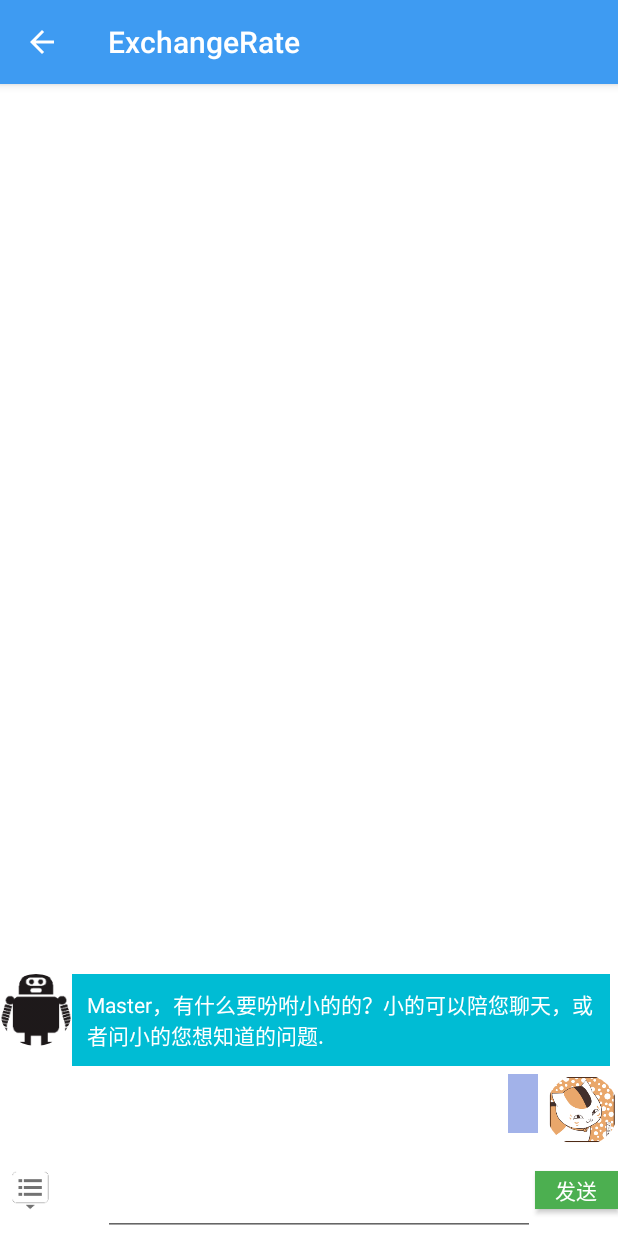
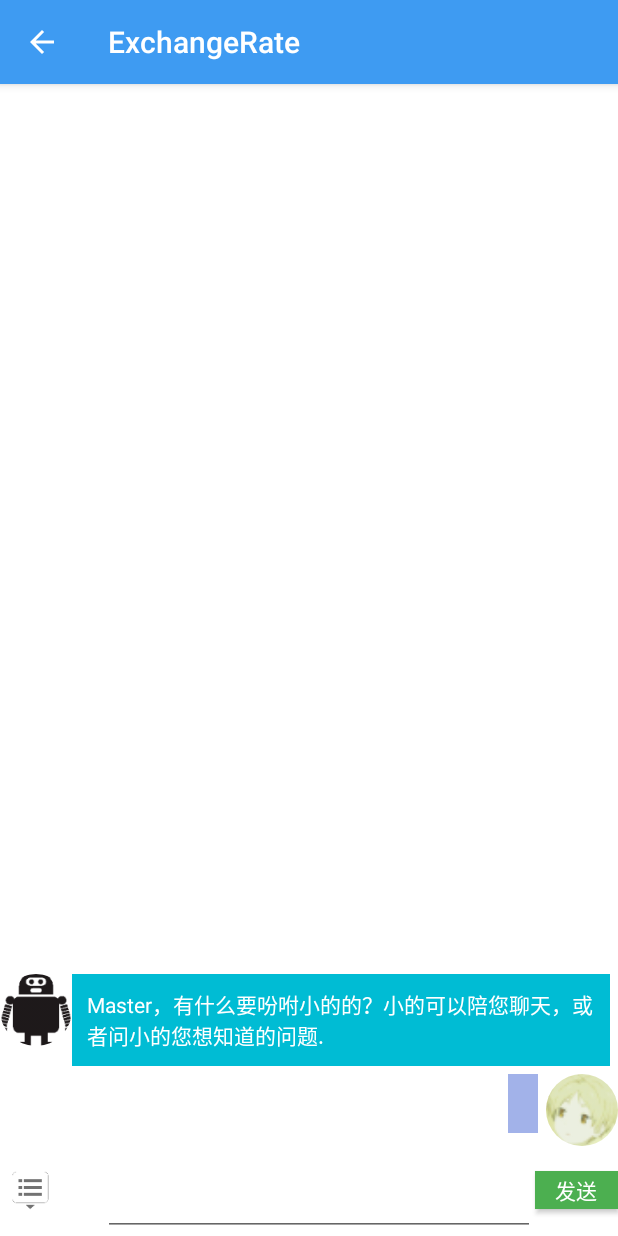
Before and after one commit to DangerDarker/ExchangeRate, an Android app: the RobotMain screen opened directly, with no data from a screen before it, after a tap on "发送", on a phone screen of 412 x 824 dp. Run offline under Robolectric (Android 15) with nearby library versions, the phone set to English and light mode, and no system bars; libraries missing offline, so code that uses them is left out: com.alibaba.fastjson, com.pkmmte.view; plain views replace CircularImageView; 8 statements that could not run were skipped.

Commit message:
fix codes

```diff
--- a/app/src/main/java/com/mt/chatrobot/CardActivity.java
+++ b/app/src/main/java/com/mt/chatrobot/CardActivity.java
@@ -57,7 +57,7 @@ public class CardActivity extends AppCompatActivity {
     }
 
     public void setRecyclerView() {
-        recyclerView = (RecyclerView) findViewById(R.id.display_recycler);
+        recyclerView =  findViewById(R.id.display_recycler);
         recyclerView.setHasFixedSize(true);
         mLayoutManager = new LinearLayoutManager(this);
         recyclerView.setLayoutManager(mLayoutManager);
--- a/app/src/main/java/com/mt/chatrobot/RobotMain.java
+++ b/app/src/main/java/com/mt/chatrobot/RobotMain.java
@@ -62,11 +62,9 @@ public class RobotMain extends AppCompatActivity {
     private LinearLayoutManager mLayoutManager;
     private ConversationAdapter mAdapter;
     private List<Map<String, Object>> conversationDisplay = new ArrayList<>();
-    //private NavigationView navigationView;
     private LinearLayout linearLayout;
     private EditText editText;
     private Button sendButton;
-  //  private DrawerLayout drawerLayout;
     private Handler handler1 = new Handler() {
         @Override
         public void handleMessage(android.os.Message msg) {
@@ -90,38 +88,13 @@ public class RobotMain extends AppCompatActivity {
         if (!Plugin.isNetworkAvailable(getApplicationContext())) {
             setNetworkMethod(this);
         }
-     //   navigationView = findViewById(R.id.nav_view_robot);
-       // drawerLayout = findViewById(R.id.robot_drawer);
-//        navigationView.setNavigationItemSelectedListener(new NavigationView.OnNavigationItemSelectedListener(){
-//            @Override
-//            public boolean onNavigationItemSelected(@NonNull MenuItem item) {
-//
-//                if(getString(R.string.waihui).equals(item.getTitle())){
-//
-//                }else if(getString(R.string.rate_query).equals(item.getTitle())){
-//                  //  item.isChecked();
-//                    Intent intent = new Intent(RobotMain.this , MainActivity.class);
-//                    startActivity(intent);
-//                }else{  //rate query
-//
-//                }
-//                drawerLayout.closeDrawers();
-//                return true ;
-//            }
-//        });
     }
 
-    @Override
-    public boolean onCreateOptionsMenu(Menu menu) {
-      //  getMenuInflater().inflate(R.menu.menu_main, menu);
-        return true;
-    }
 
     @Override
     public boolean onOptionsItemSelected(MenuItem item) {
         int id = item.getItemId();
         if(id == android.R.id.home)
-            //drawerLayout.openDrawer(GravityCompat.START);
             finish();
 
         return super.onOptionsItemSelected(item);
@@ -335,7 +308,7 @@ public class RobotMain extends AppCompatActivity {
         conversationMap.put("isHtml", isHtml);
         conversationMap.put("date", "");
         if (isRobot) {
-            conversationMap.put("avatar", R.mipmap.cat2);
+            conversationMap.put("avatar", R.mipmap.robot);
         } else {
             conversationMap.put("avatar", R.mipmap.xiamu01);
         }
--- a/app/src/main/java/com/mt/chatrobot/WebViewActivity.java
+++ b/app/src/main/java/com/mt/chatrobot/WebViewActivity.java
@@ -38,7 +38,7 @@ public class WebViewActivity extends AppCompatActivity {
     }
 
     public void setWebView() {
-        webView = (WebView) findViewById(R.id.webView);
+        webView = findViewById(R.id.webView);
         Intent intent = getIntent();
         String html = intent.getStringExtra("html");
         webView.loadDataWithBaseURL(null, html, "text/html", "utf-8", null);
--- a/app/src/main/java/com/mt/exchangerate/AcquireCurrency.java
+++ b/app/src/main/java/com/mt/exchangerate/AcquireCurrency.java
@@ -27,7 +27,6 @@ public class AcquireCurrency implements  Iterable{
         try{
             int result = ob.getInt(Config.RESULT_CODE);
             if(result == 0){
-                //JSONArray array = ob.getJSONArray("result");
                 Iterator<CurrencyBuddy> it = iterator();
                 if(it != null){
                     while(it.hasNext()){
--- a/app/src/main/res/layout/activity_robot_mian.xml
+++ b/app/src/main/res/layout/activity_robot_mian.xml
@@ -1,4 +1,4 @@
-<android.support.v4.widget.DrawerLayout xmlns:android="http://schemas.android.com/apk/res/android"
+<LinearLayout xmlns:android="http://schemas.android.com/apk/res/android"
     android:id="@+id/robot_drawer"
     xmlns:tools="http://schemas.android.com/tools"
     android:layout_width="match_parent"
@@ -47,12 +47,5 @@
 
     </android.support.design.widget.CoordinatorLayout>
 
-    <!--<android.support.design.widget.NavigationView-->
-        <!--android:id="@+id/nav_view_robot"-->
-        <!--android:layout_width="match_parent"-->
-        <!--android:layout_height="match_parent"-->
-        <!--app:menu="@menu/nav_menu_robot"-->
-        <!--android:layout_gravity="start"/>-->
 
-
-</android.support.v4.widget.DrawerLayout>
+</LinearLayout>
--- a/app/src/main/res/layout/item_conversation.xml
+++ b/app/src/main/res/layout/item_conversation.xml
@@ -67,7 +67,7 @@
             android:id="@+id/right_profile_image"
             android:layout_width="48dp"
             android:layout_height="48dp"
-            android:src="@mipmap/cat2"
+            android:src="@mipmap/xiamu01"
             app:border_color="#FFFFFF"
             app:border_width="2dp"
             app:shadow="true"
```
Also changed, not shown: app/src/main/java/com/mt/exchangerate/MainActivity.java (+1 -28 lines), app/src/main/java/com/mt/robotAdapter/ConversationAdapter.java (+0 -7 lines), app/src/main/java/com/mt/robotAdapter/FoodAdapter.java (+3 -4 lines), app/src/main/res/layout/activity_main.xml (+2 -9 lines), app/src/main/res/menu/nav_menu.xml (deleted, +0 -15 lines), app/src/main/res/menu/nav_menu_robot.xml (+0 -13 lines), app/src/main/res/mipmap-xxxhdpi/cat2.jpg (deleted).
